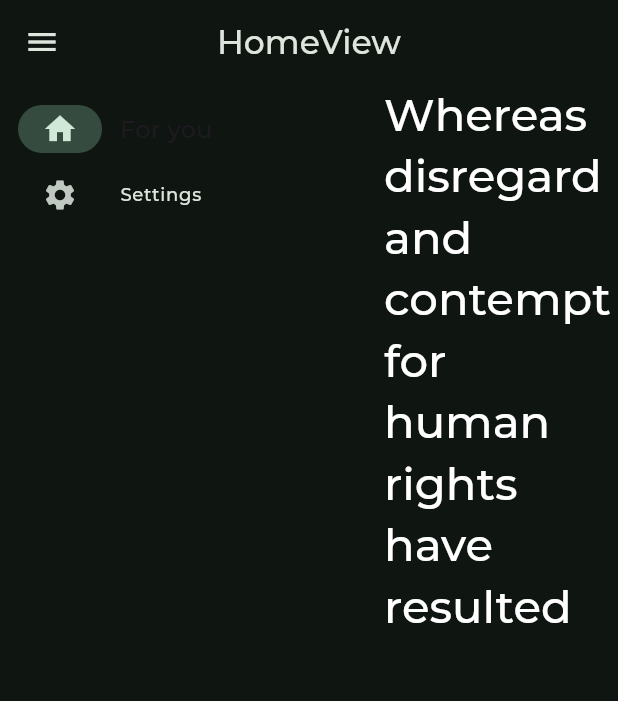
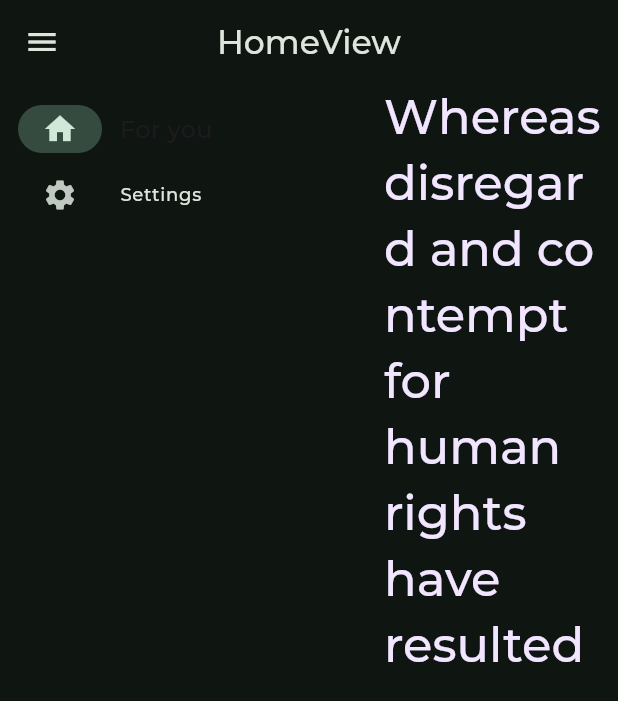
Before and after one commit to msilvamolina/flutter_estrellas, a Flutter app: the screen it shows after launch, on a phone screen of 412 x 824 dp. Shown: the top 701 px of the screen. Run offline on Flutter 3.47's test engine with Material 3 defaults, Android fonts, the phone set to English and light mode, and no system bars; our stand-ins replace flutter_svg, get, google_fonts; project files that could hold a hidden picture were left out.

Commit message:
new colors and typography

```diff
--- a/lib/app/modules/home/views/home_view.dart
+++ b/lib/app/modules/home/views/home_view.dart
@@ -1,4 +1,5 @@
 import 'package:flutter/material.dart';
+import 'package:flutter_estrellas/app/themes/styles/colors.dart';
 import 'package:flutter_estrellas/app/themes/styles/typography.dart';
 
 import 'package:get/get.dart';
@@ -42,7 +43,7 @@ class _HomeViewState extends State<HomeView> {
               _navigationExtended = !_navigationExtended;
             });
           },
-          icon: Icon(Icons.menu),
+          icon: const Icon(Icons.menu),
         ),
       ),
       body: Row(
@@ -64,13 +65,14 @@ class _HomeViewState extends State<HomeView> {
           Expanded(
             child: Center(
               child: Container(
-                constraints: BoxConstraints(maxWidth: 540),
+                constraints: const BoxConstraints(maxWidth: 540),
                 height: double.infinity,
                 width: double.infinity,
-                child: Text(
+                child: SelectableText(
                   'Whereas disregard and contempt for human rights have resulted',
-                  style: TypographyStyle.display1.copyWith(
+                  style: TypographyStyle.h1Mobile.copyWith(
                     fontWeight: FontWeight.normal,
+                    color: secondaryLight,
                   ),
                 ),
               ),
--- a/lib/app/themes/styles/typography.dart
+++ b/lib/app/themes/styles/typography.dart
@@ -1,162 +1,113 @@
 import 'package:flutter/material.dart';
 
-import 'colors.dart' as colors;
-
-const String font = 'Montserrat';
-
 const TextStyle textStyle = TextStyle(
-  fontFamily: font,
-  color: colors.white,
+  fontFamily: 'Montserrat',
 );
 
-const double _display1Size = 30;
-const double _display2Size = 25;
-const double _display3Size = 24.99;
-const double _display4Size = 22;
-const double _headline1Size = 19;
-const double _headline2Size = 16;
-const double _body1Size = 15;
-const double _body2Size = 13;
-const double _body3Size = 12;
-const double _legalSize = 11;
-const double _tagSize = 10;
-const double _captionSize = 9;
+const double _h1DesktopSize = 61;
+const double _h2DesktopSize = 49;
+const double _h3DesktopSize = 39;
+const double _h1MobileSize = 32;
+const double _h2MobileSize = 26;
+const double _h3MobileSize = 20;
+const double _bodyLargeSize = 16;
+const double _bodyMediumSize = 14;
+const double _bodySmallSize = 12;
 
 abstract class TypographyStyle {
   TypographyStyle._();
 
-  static TextStyle display1 = textStyle.copyWith(
-    fontSize: _display1Size,
-    height: 1.36,
-    letterSpacing: 0,
-    fontWeight: FontWeight.w700,
-  );
-
-  static TextStyle display2 = textStyle.copyWith(
-    fontSize: _display2Size,
-    height: 1.36,
-    letterSpacing: 0,
-    fontWeight: FontWeight.w700,
-  );
-
-  static TextStyle display3 = textStyle.copyWith(
-    fontSize: _display3Size,
-    height: 1.2,
-    letterSpacing: 0,
-    fontWeight: FontWeight.w400,
-  );
-
-  static TextStyle display4 = textStyle.copyWith(
-    fontSize: _display4Size,
-    height: 1.55,
-    letterSpacing: 0,
-    fontWeight: FontWeight.w600,
-  );
-
-  static TextStyle headline1 = textStyle.copyWith(
-    fontSize: _headline1Size,
+  static TextStyle h1Desktop = textStyle.copyWith(
+    fontSize: _h1DesktopSize,
     height: 1.36,
     letterSpacing: 0,
     fontWeight: FontWeight.w600,
   );
-
-  static TextStyle headline2 = textStyle.copyWith(
-    fontSize: _headline2Size,
-    height: 1.37,
+  static TextStyle h2Desktop = textStyle.copyWith(
+    fontSize: _h2DesktopSize,
+    height: 1.36,
     letterSpacing: 0,
-    fontWeight: FontWeight.w700,
+    fontWeight: FontWeight.w600,
   );
-
-  static TextStyle body1 = textStyle.copyWith(
-    fontSize: _body1Size,
-    height: 1.4,
+  static TextStyle h3Desktop = textStyle.copyWith(
+    fontSize: _h3DesktopSize,
+    height: 1.36,
+    letterSpacing: 0,
+    fontWeight: FontWeight.w600,
+  );
+  static TextStyle h1Mobile = textStyle.copyWith(
+    fontSize: _h1MobileSize,
+    height: 1.36,
+    letterSpacing: 0,
+    fontWeight: FontWeight.w600,
+  );
+  static TextStyle h2Mobile = textStyle.copyWith(
+    fontSize: _h2MobileSize,
+    height: 1.36,
+    letterSpacing: 0,
+    fontWeight: FontWeight.w600,
+  );
+  static TextStyle h3Mobile = textStyle.copyWith(
+    fontSize: _h3MobileSize,
+    height: 1.36,
+    letterSpacing: 0,
+    fontWeight: FontWeight.w600,
+  );
+  static TextStyle bodyRegularLarge = textStyle.copyWith(
+    fontSize: _bodyLargeSize,
+    height: 1.36,
     letterSpacing: 0,
     fontWeight: FontWeight.w400,
   );
-
-  static TextStyle body2 = textStyle.copyWith(
-    fontSize: _body2Size,
-    height: 1.38,
+  static TextStyle bodyRegularMedium = textStyle.copyWith(
+    fontSize: _bodyMediumSize,
+    height: 1.36,
     letterSpacing: 0,
     fontWeight: FontWeight.w400,
   );
-
-  static TextStyle body3 = textStyle.copyWith(
-    fontSize: _body3Size,
-    height: 1.41,
+  static TextStyle bodyRegularSmall = textStyle.copyWith(
+    fontSize: _bodySmallSize,
+    height: 1.36,
     letterSpacing: 0,
     fontWeight: FontWeight.w400,
   );
-
-  static TextStyle legal = textStyle.copyWith(
-    fontSize: _legalSize,
-    height: 1.27,
-    letterSpacing: 0,
-    fontWeight: FontWeight.w400,
-  );
-
-  static TextStyle tag = textStyle.copyWith(
-    fontSize: _tagSize,
-    height: 1.4,
+  static TextStyle bodyBlackLarge = textStyle.copyWith(
+    fontSize: _bodyLargeSize,
+    height: 1.36,
     letterSpacing: 0,
     fontWeight: FontWeight.w500,
   );
-
-  static TextStyle caption = textStyle.copyWith(
-    fontSize: _captionSize,
-    height: 1.33,
+  static TextStyle bodyBlackMedium = textStyle.copyWith(
+    fontSize: _bodyMediumSize,
+    height: 1.36,
     letterSpacing: 0,
     fontWeight: FontWeight.w500,
   );
+  static TextStyle bodyBlackSmall = textStyle.copyWith(
+    fontSize: _bodySmallSize,
+    height: 1.36,
+    letterSpacing: 0,
+    fontWeight: FontWeight.w500,
+  );
+  static TextStyle linkRegularLarge = textStyle.copyWith(
+    fontSize: _bodyLargeSize,
+    height: 1.36,
+    letterSpacing: 0,
+    fontWeight: FontWeight.w500,
+    decoration: TextDecoration.underline,
+  );
+  static TextStyle linkRegularMedium = textStyle.copyWith(
+    fontSize: _bodyMediumSize,
+    height: 1.36,
+    letterSpacing: 0,
+    fontWeight: FontWeight.w500,
+    decoration: TextDecoration.underline,
+  );
+  static TextStyle linkRegularSmall = textStyle.copyWith(
+    fontSize: _bodySmallSize,
+    height: 1.36,
+    letterSpacing: 0,
+    fontWeight: FontWeight.w500,
+    decoration: TextDecoration.underline,
+  );
 }
-
-extension BetterString on String {
-  String get text => this;
-
-  String capitalize() {
-    List<String> listString = text.split('');
-
-    return listString[0].toUpperCase() +
-        listString.sublist(1).join().toLowerCase();
-  }
-
-  TextStyle get display1 => TypographyStyle.display1.copyWith(
-        fontFamilyFallback: <String>[text],
-      );
-
-  TextStyle get display2 => TypographyStyle.display2.copyWith(
-        fontFamilyFallback: <String>[text],
-      );
-
-  TextStyle get display3 => TypographyStyle.display3.copyWith(
-        fontFamilyFallback: <String>[text],
-      );
-
-  TextStyle get display4 => TypographyStyle.display4.copyWith(
-        fontFamilyFallback: <String>[text],
-      );
-
-  TextStyle get headline1 => TypographyStyle.headline1.copyWith(
-        fontFamilyFallback: <String>[text],
-      );
-
-  TextStyle get headline2 => TypographyStyle.headline2.copyWith(
-        fontFamilyFallback: <String>[text],
-      );
-
-  TextStyle get body1 => TypographyStyle.body1.copyWith(
-        fontFamilyFallback: <String>[text],
-      );
-
-  TextStyle get body2 => TypographyStyle.body2.copyWith(
-        fontFamilyFallback: <String>[text],
-      );
-
-  TextStyle get body3 => TypographyStyle.body3.copyWith(
-        fontFamilyFallback: <String>[text],
-      );
-
-  TextStyle get legal => TypographyStyle.legal.copyWith(
-        fontFamilyFallback: <String>[text],
-      );
-}
```
